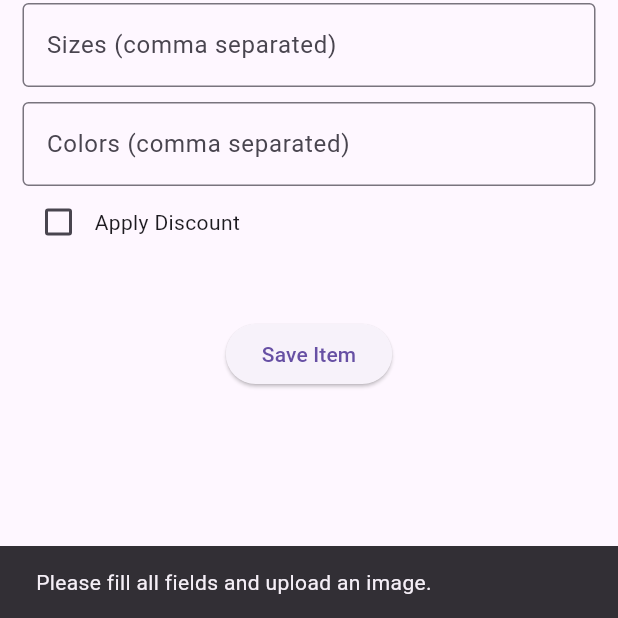
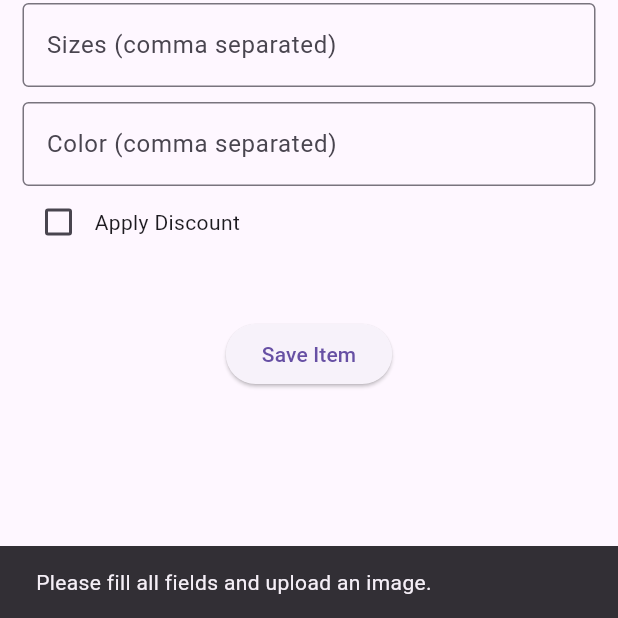
Before and after one commit to Nabinji/eCommerce-App, a Flutter app: the AddItemScreen screen opened directly, after a tap on "Save Item", on a phone screen of 412 x 824 dp, the part 618-1236 px from its top. Run offline on Flutter 3.47's test engine with Material 3 defaults, Android fonts, the phone set to English and light mode, and no system bars; our stand-ins replace cloud_firestore, firebase_auth, firebase_core, firebase_storage, iconsax, image_picker; accounts and stored records are empty.

```diff
--- a/lib/Views/Role-based-login/Admin/add_items.dart
+++ b/lib/Views/Role-based-login/Admin/add_items.dart
@@ -17,7 +17,7 @@ class _AddItemScreenState extends State<AddItemScreen> {
   final TextEditingController numberController = TextEditingController();
   // For sizes
   final TextEditingController sizeController = TextEditingController();
-  // For colors
+  // For fcolor
   final TextEditingController colorController = TextEditingController();
   // For discount percentage
   final TextEditingController discountPercentageController =
@@ -27,7 +27,7 @@ class _AddItemScreenState extends State<AddItemScreen> {
   String? selectedCategory; // To store selected category
   List<String> categories = []; // List to store categories
   List<String> sizes = []; // List to store sizes
-  List<String> colors = []; // List to store colors
+  List<String> fcolor = []; // List to store fcolor
   bool isDiscounted = false; // To track if discount is applied
 
   final CollectionReference items =
@@ -71,7 +71,7 @@ class _AddItemScreenState extends State<AddItemScreen> {
 
   void removeColor(String color) {
     setState(() {
-      colors.remove(color); // Remove the selected color
+      fcolor.remove(color); // Remove the selected color
     });
   }
 
@@ -81,7 +81,7 @@ class _AddItemScreenState extends State<AddItemScreen> {
         imagePath == null ||
         selectedCategory == null ||
         sizes.isEmpty || // Check if sizes are provided
-        colors.isEmpty || // Check if colors are provided
+        fcolor.isEmpty || // Check if fcolor are provided
         (isDiscounted && discountPercentageController.text.isEmpty)) {
       // Check if discount percentage is provided when discounted
       ScaffoldMessenger.of(context).showSnackBar(const SnackBar(
@@ -110,8 +110,8 @@ class _AddItemScreenState extends State<AddItemScreen> {
         "image": imageUrl,
         "uploadedBy": uid,
         "category": selectedCategory, // Store the selected category
-        "sizes": sizes, // Store the list of sizes
-        "colors": colors, // Store the list of colors
+        "size": sizes, // Store the list of sizes
+        "fcolor": fcolor, // Store the list of fcolor
         "isDiscounted": isDiscounted, // Store whether there is a discount
         "discountPercentage": isDiscounted
             ? int.tryParse(discountPercentageController.text)
@@ -224,20 +224,26 @@ class _AddItemScreenState extends State<AddItemScreen> {
             Wrap(
               spacing: 8.0,
               children: sizes
-                  .map((size) => Chip(
-                      onDeleted: () => removeSize(size), label: Text(size)))
+                  .map(
+                    (size) => Chip(
+                      onDeleted: () => removeSize(size),
+                      label: Text(size),
+                    ),
+                  )
                   .toList(),
             ),
             const SizedBox(height: 10),
             TextField(
               controller: colorController,
               decoration: const InputDecoration(
-                labelText: 'Colors (comma separated)',
+                labelText: 'Color (comma separated)',
                 border: OutlineInputBorder(),
               ),
               onSubmitted: (value) {
                 setState(() {
-                  colors.addAll(value.split(',').map((c) => c.trim()).toList());
+                  fcolor.addAll(
+                    value.split(',').map((c) => c.trim()).toList(),
+                  );
                   colorController.clear(); // Clear input after adding
                 });
               },
@@ -245,7 +251,7 @@ class _AddItemScreenState extends State<AddItemScreen> {
             // const SizedBox(height: 10),
             Wrap(
               spacing: 8.0,
-              children: colors
+              children: fcolor
                   .map(
                     (color) => Chip(
                       onDeleted: () => removeColor(color),
--- a/lib/Views/Role-based-login/login_screen.dart
+++ b/lib/Views/Role-based-login/login_screen.dart
@@ -13,7 +13,6 @@ class LoginScreen extends StatefulWidget {
   @override
   State<LoginScreen> createState() => _LoginScreenState();
 }
-
 class _LoginScreenState extends State<LoginScreen> {
   TextEditingController emailController = TextEditingController();
   TextEditingController passwordController = TextEditingController();
@@ -25,7 +24,6 @@ class _LoginScreenState extends State<LoginScreen> {
     setState(() {
       isLoading = true;
     });
-
     // call login method from authservice with user inputs,
     String? result = await _authService.login(
       email: emailController.text,
--- a/lib/Views/items_detail_scree.dart
+++ b/lib/Views/items_detail_scree.dart
@@ -141,7 +141,7 @@ class _ItemsDetailScreeState extends State<ItemsDetailScree> {
                   ],
                 ),
                 Text(
-                  widget.productItems['name'],
+                  widget.productItems['name']??"N/A",
                   maxLines: 1,
                   style: const TextStyle(
                     fontWeight: FontWeight.w600,
@@ -383,7 +383,7 @@ class _ItemsDetailScreeState extends State<ItemsDetailScree> {
       case 'black':
         return Colors.black;
       case 'white':
-        return Colors.white;
+        return Colors.black12;
       case 'yellow':
         return Colors.yellow;
       case 'orange':
--- a/lib/Widgets/curated_items.dart
+++ b/lib/Widgets/curated_items.dart
@@ -71,7 +71,7 @@ class CuratedItems extends StatelessWidget {
         SizedBox(
           width: size.width * 0.5,
           child: Text(
-            productItems['name'],
+            productItems['name']??"N/A",
             maxLines: 1,
             overflow: TextOverflow.ellipsis,
             style: const TextStyle(
```
Also changed, not shown: lib/Views/app_home_screen.dart (+15 -22 lines), lib/Views/category_items.dart (+66 -46 lines), lib/practice_code.dart (+18 -0 lines).
